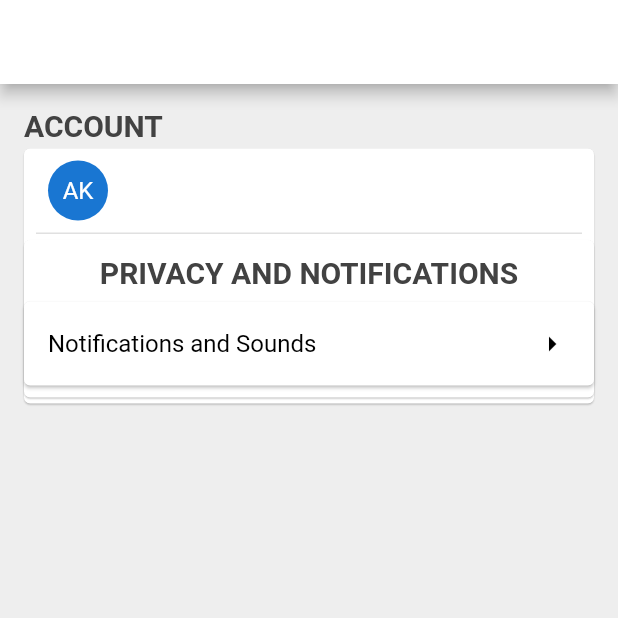
After one commit to AlvinKuruvilla/stand-up, a Flutter app: the SettingsPage screen opened directly, on a phone screen of 412 x 824 dp, the top half of it. The commit adds this screen. Run offline on Flutter 3.47's test engine with Material 2 defaults, Android fonts, the phone set to English and light mode, and no system bars; our stand-ins replace introduction_screen.

Commit message:
Scaffold settings page

```diff
--- /dev/null
+++ b/stand_up/lib/Pages/Settings/settings_page.dart
@@ -0,0 +1,94 @@
+import 'package:flutter/material.dart';
+import 'package:stand_up/Pages/Settings/notifications_page.dart';
+import 'package:stand_up/Widgets/hierarchy_button.dart';
+import 'package:stand_up/Widgets/settings_group.dart';
+
+class SettingsPage extends StatefulWidget {
+  SettingsPage();
+
+  @override
+  SettingsPageState createState() => SettingsPageState();
+}
+
+class SettingsPageState extends State<SettingsPage> {
+  @override
+  void initState() {
+    super.initState();
+  }
+
+  @override
+  Widget build(BuildContext context) {
+    return Scaffold(
+        backgroundColor: Colors.grey.shade200,
+        appBar: AppBar(
+          backgroundColor: Colors.white,
+          title: const Text(
+            'User Settings',
+          ),
+        ),
+        body: SingleChildScrollView(
+            padding: const EdgeInsets.all(16.0),
+            child: Column(
+                crossAxisAlignment: CrossAxisAlignment.start,
+                children: <Widget>[
+                  SettingsGroup(
+                    title: "ACCOUNT",
+                  ),
+                  Card(
+                      elevation: 0.5,
+                      margin: const EdgeInsets.symmetric(
+                        vertical: 4.0,
+                        horizontal: 0,
+                      ),
+                      child: Column(children: <Widget>[
+                        const ListTile(
+                          leading: CircleAvatar(
+                            child: Text("AK"),
+                          ),
+                        ),
+                        buildDivider(),
+                        Card(
+                          elevation: 0.5,
+                          margin: const EdgeInsets.symmetric(
+                            vertical: 4.0,
+                            horizontal: 0,
+                          ),
+                          child: Column(
+                            children: <Widget>[
+                              const SizedBox(height: 10.0),
+                              SettingsGroup(
+                                title: "PRIVACY AND NOTIFICATIONS",
+                              ),
+                              Card(
+                                margin: const EdgeInsets.symmetric(
+                                  vertical: 8.0,
+                                  horizontal: 0,
+                                ),
+                                child: HierarchyButton(
+                                  "Notifications and Sounds",
+                                  () {
+                                    Navigator.push(context,
+                                        MaterialPageRoute(builder: (context) {
+                                      return const NotificationsPage();
+                                    }));
+                                  },
+                                ),
+                              ),
+                            ],
+                          ),
+                        ),
+                      ]))
+                ])));
+  }
+}
+
+Container buildDivider() {
+  return Container(
+    margin: const EdgeInsets.symmetric(
+      horizontal: 8.0,
+    ),
+    width: double.infinity,
+    height: 1.0,
+    color: Colors.grey.shade300,
+  );
+}
--- /dev/null
+++ b/stand_up/lib/Widgets/hierarchy_button.dart
@@ -0,0 +1,35 @@
+import 'package:flutter/material.dart';
+
+class HierarchyButton extends StatefulWidget {
+  String text;
+  Function onTap;
+  HierarchyButton(this.text, this.onTap, {super.key});
+
+  @override
+  State<StatefulWidget> createState() {
+    // ignore: no_logic_in_create_state
+    return HierarchyButtonState(text, onTap);
+  }
+}
+
+class HierarchyButtonState extends State<HierarchyButton> {
+  String text;
+  Function onTap;
+
+  HierarchyButtonState(this.text, this.onTap);
+
+  @override
+  Widget build(BuildContext context) {
+    return ListTile(
+      trailing: const Icon(
+        Icons.arrow_right,
+        color: Colors.black,
+      ),
+      title: Text(
+        text,
+        style: const TextStyle(color: Colors.black),
+      ),
+      onTap: () => onTap,
+    );
+  }
+}
--- /dev/null
+++ b/stand_up/lib/Widgets/settings_group.dart
@@ -0,0 +1,18 @@
+import 'package:flutter/material.dart';
+
+class SettingsGroup extends StatelessWidget {
+  final TextStyle headerStyle = TextStyle(
+    color: Colors.grey.shade800,
+    fontWeight: FontWeight.bold,
+    fontSize: 20.0,
+  );
+  final String title;
+  SettingsGroup({super.key, required this.title});
+  @override
+  Widget build(BuildContext context) {
+    return Text(
+      title,
+      style: headerStyle,
+    );
+  }
+}
```
Also changed, not shown: stand_up/lib/Pages/Settings/notifications_page.dart (added, +62 -0 lines), stand_up/lib/Pages/Timer/timer_page.dart (+4 -5 lines), stand_up/lib/Widgets/settings_option.dart (added, +37 -0 lines).
